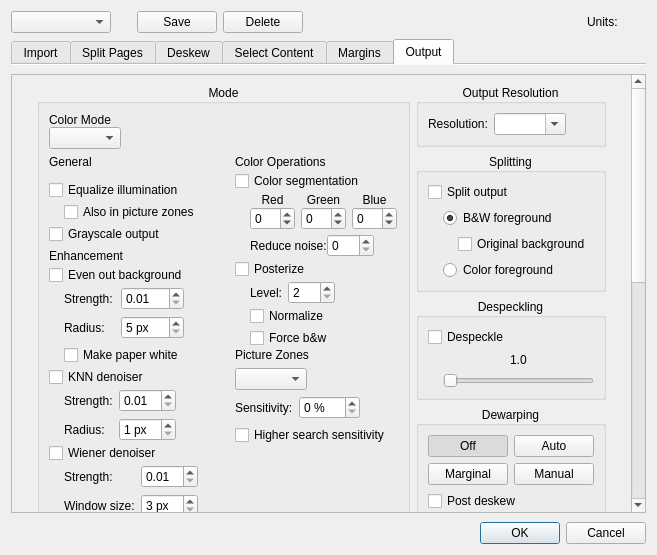
This is src/app/DefaultParamsDialog.ui in 2ndmax/scantailor-ocr as Qt 5 draws it before an edit. The edited form follows.
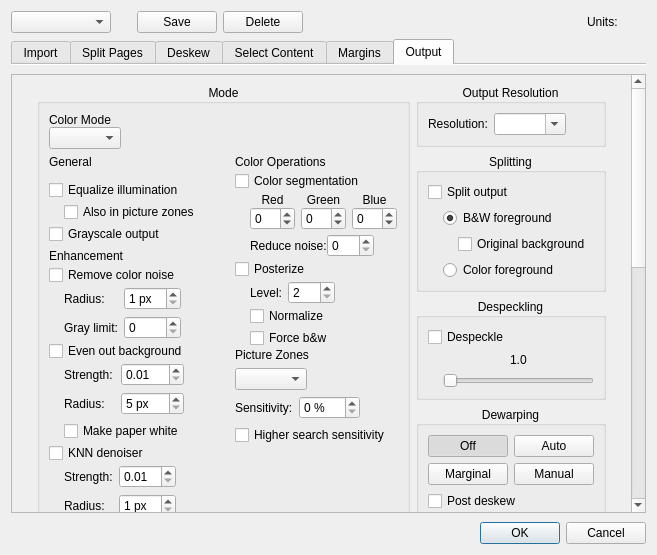
This is the edited form. The open tabs and pages were chosen to show the change. Icons and pictures are not drawn. Custom widgets are drawn as their Qt base class.

Commit message:
Output: new filter "Remove color noise"
Scanners and cameras often leave single red, green and blue pixels on
gray paper, which the other filters keep, as they work on the
brightness only.  The new filter, first in "Enhancement", splits the
image into brightness and color (YCbCr), blurs the color and turns
colors weaker than a gray limit neutral gray, with a smooth transition
up to twice the limit; the brightness is not changed.  Radius and gray
limit can be set; stored in the project only when on.

Diff of the .ui file:
```diff
--- a/src/app/DefaultParamsDialog.ui
+++ b/src/app/DefaultParamsDialog.ui
@@ -2011,6 +2011,104 @@
                      </property>
                     </widget>
                    </item>
+                   <item>
+                    <widget class="QCheckBox" name="chromaCB">
+                     <property name="toolTip">
+                      <string>Removes color noise, such as single red, green and blue pixels on gray paper, before the other filters.  The brightness is not changed.</string>
+                     </property>
+                     <property name="text">
+                      <string>Remove color noise</string>
+                     </property>
+                    </widget>
+                   </item>
+                   <item>
+                    <widget class="QWidget" name="chromaOptionsWidget" native="true">
+                     <layout class="QGridLayout" name="chromaOptionsLayout">
+                      <property name="leftMargin">
+                       <number>0</number>
+                      </property>
+                      <property name="topMargin">
+                       <number>0</number>
+                      </property>
+                      <property name="rightMargin">
+                       <number>0</number>
+                      </property>
+                      <property name="bottomMargin">
+                       <number>0</number>
+                      </property>
+                      <item row="0" column="0" rowspan="2">
+                       <spacer name="chromaIndent">
+                        <property name="orientation">
+                         <enum>Qt::Horizontal</enum>
+                        </property>
+                        <property name="sizeType">
+                         <enum>QSizePolicy::Fixed</enum>
+                        </property>
+                        <property name="sizeHint" stdset="0">
+                         <size>
+                          <width>15</width>
+                          <height>1</height>
+                         </size>
+                        </property>
+                       </spacer>
+                      </item>
+                      <item row="0" column="1">
+                       <widget class="QLabel" name="chromaRadiusLabel">
+                        <property name="text">
+                         <string>Radius:</string>
+                        </property>
+                       </widget>
+                      </item>
+                      <item row="0" column="2">
+                       <widget class="QSpinBox" name="chromaRadius">
+<property name="suffix"><string notr="true"> px</string></property>
+                        <property name="toolTip">
+                         <string>How far the colors are smoothed.</string>
+                        </property>
+                        <property name="minimum">
+                         <number>1</number>
+                        </property>
+                        <property name="maximum">
+                         <number>10</number>
+                        </property>
+                       </widget>
+                      </item>
+                      <item row="1" column="1">
+                       <widget class="QLabel" name="chromaGrayLimitLabel">
+                        <property name="text">
+                         <string>Gray limit:</string>
+                        </property>
+                       </widget>
+                      </item>
+                      <item row="1" column="2">
+                       <widget class="QSpinBox" name="chromaGrayLimit">
+                        <property name="toolTip">
+                         <string>Colors weaker than this become neutral gray; strong colors of pictures and colored text stay.  0 only smooths.</string>
+                        </property>
+                        <property name="minimum">
+                         <number>0</number>
+                        </property>
+                        <property name="maximum">
+                         <number>60</number>
+                        </property>
+                       </widget>
+                      </item>
+                      <item row="0" column="3" rowspan="2">
+                       <spacer name="chromaSpacer">
+                        <property name="orientation">
+                         <enum>Qt::Horizontal</enum>
+                        </property>
+                        <property name="sizeHint" stdset="0">
+                         <size>
+                          <width>1</width>
+                          <height>1</height>
+                         </size>
+                        </property>
+                       </spacer>
+                      </item>
+                     </layout>
+                    </widget>
+                   </item>
                    <item>
                     <widget class="QCheckBox" name="subtractBgCB">
                      <property name="toolTip">
```
The commit also changes 21 other files.
